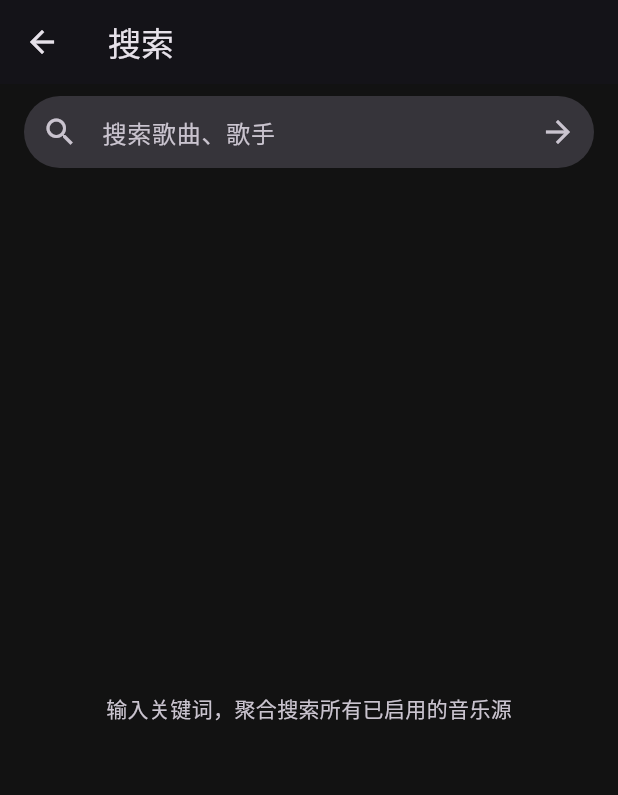
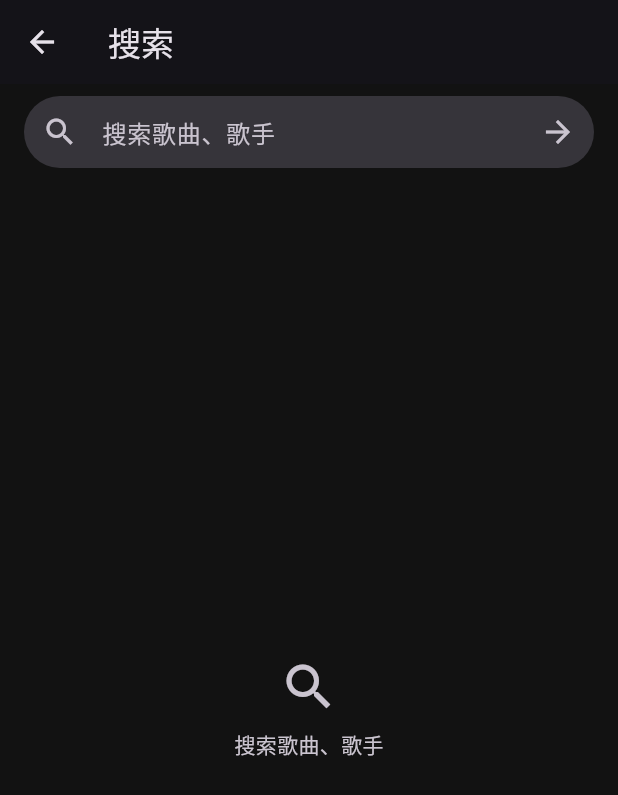
Before and after one commit to zz2167625-sys/musicTool, a Flutter app: the SearchPage screen opened directly, on a phone screen of 412 x 824 dp. Shown: the top 795 px of the screen. Run offline on Flutter 3.47's test engine with Material 3 defaults, Android fonts, the phone set to English and light mode, and no system bars; our stand-ins replace audio_service, file_picker, just_audio, shared_preferences; accounts and stored records are empty; network calls fail.

Commit message:
feat: v1.7.0 UI 简洁化，内置音源国内直连优先
- 设置页去卡片化：音源/本地音乐改为平铺列表，副标题精简
- 首页与搜索页文案与空状态精简
- 歌曲条目来源标签更轻量
- 内置音源排序：酷我/酷狗（国内直连）置顶
- 清理电脑端自建服务依赖与临时产物

```diff
--- a/lib/app_info.dart
+++ b/lib/app_info.dart
@@ -6,7 +6,7 @@ class AppInfo {
   AppInfo._();
 
   static const name = 'zephyr';
-  static const version = '1.6.1';
+  static const version = '1.7.0';
 
   /// 远端更新信息地址（按顺序尝试，任一可达即可；前两个在国内网络通常可直连）：
   /// {"version": "1.6.2", "url": "https://...", "notes": "更新说明"}
--- a/lib/pages/search_page.dart
+++ b/lib/pages/search_page.dart
@@ -96,13 +96,26 @@ class _SearchPageState extends State<SearchPage> {
                   )
                 : _results.isEmpty
                     ? Center(
-                        child: Text(
-                          '输入关键词，聚合搜索所有已启用的音乐源',
-                          style: TextStyle(
-                            color: Theme.of(context)
-                                .colorScheme
-                                .onSurfaceVariant,
-                          ),
+                        child: Column(
+                          mainAxisSize: MainAxisSize.min,
+                          children: [
+                            Icon(
+                              Icons.search,
+                              size: 40,
+                              color: Theme.of(context)
+                                  .colorScheme
+                                  .onSurfaceVariant,
+                            ),
+                            const SizedBox(height: 8),
+                            Text(
+                              '搜索歌曲、歌手',
+                              style: TextStyle(
+                                color: Theme.of(context)
+                                    .colorScheme
+                                    .onSurfaceVariant,
+                              ),
+                            ),
+                          ],
                         ),
                       )
                     : ListView.builder(
--- a/lib/services/source_manager.dart
+++ b/lib/services/source_manager.dart
@@ -18,10 +18,10 @@ class SourceManager extends ChangeNotifier {
   /// 内置音乐源（由 tools/music_source_scraper.py 抓取，随 App 打包）。
   /// 首次启动自动导入；用户删除后不会被再次添加。
   static const _builtInAssets = [
+    'assets/sources/酷我_完整歌曲.json',
+    'assets/sources/酷狗_完整歌曲.json',
     'assets/sources/iTunes_试听.json',
     'assets/sources/Deezer_试听.json',
-    'assets/sources/酷狗_完整歌曲.json',
-    'assets/sources/酷我_完整歌曲.json',
   ];
 
   final List<MusicSource> _sources = [];
--- a/pubspec.yaml
+++ b/pubspec.yaml
@@ -16,7 +16,7 @@ publish_to: 'none' # Remove this line if you wish to publish to pub.dev
 # https://developer.apple.com/library/archive/documentation/General/Reference/InfoPlistKeyReference/Articles/CoreFoundationKeys.html
 # In Windows, build-name is used as the major, minor, and patch parts
 # of the product and file versions while build-number is used as the build suffix.
-version: 1.6.1+8
+version: 1.7.0+9
 
 environment:
   sdk: ^3.13.7
--- a/update.json
+++ b/update.json
@@ -1,5 +1,5 @@
 {
-  "version": "1.6.1",
+  "version": "1.7.0",
   "url": "https://github.com/zz2167625-sys/musicTool/releases/latest",
-  "notes": "1. 修复更新提示：更新检查改为多地址回退（Cloudflare/jsDelivr/raw），国内网络也能收到更新\n2. 内置酷我/酷狗完整歌曲源（免登录完整播放，v1.6.0 引入）"
+  "notes": "1. UI 简洁化：设置页去卡片化、首页与搜索页精简、歌曲条目更紧凑\n2. 内置音源排序优化：国内可直连的酷我/酷狗置顶，不开代理即可正常使用\n3. 移除对电脑端自建服务的依赖"
 }
```
Also changed, not shown: lib/pages/home_page.dart (+7 -26 lines), lib/pages/settings_page.dart (+11 -19 lines), lib/widgets/song_tile.dart (+2 -6 lines).
